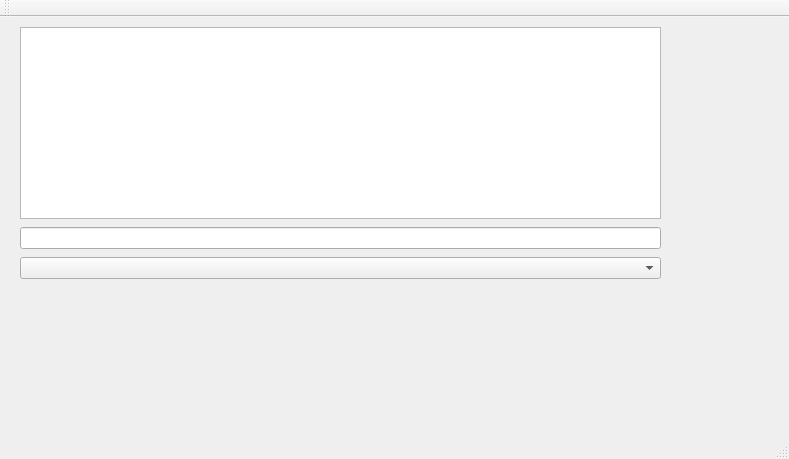
Above: WardenFort/WardenFort/wardenfort.ui from bibumu/WardenFort_Merge before the change. Below: the same form after it.
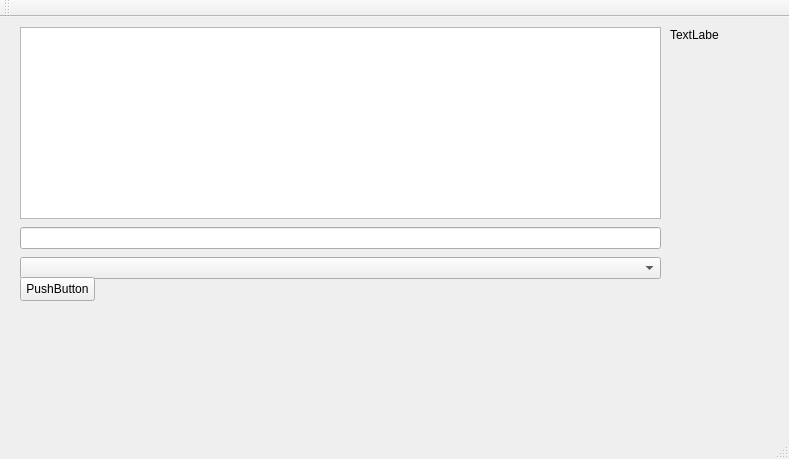
That is the form after the change.

```diff
--- a/WardenFort/WardenFort/wardenfort.ui
+++ b/WardenFort/WardenFort/wardenfort.ui
@@ -44,6 +44,32 @@
      </rect>
     </property>
    </widget>
+   <widget class="QLabel" name="label">
+    <property name="geometry">
+     <rect>
+      <x>670</x>
+      <y>10</y>
+      <width>49</width>
+      <height>16</height>
+     </rect>
+    </property>
+    <property name="text">
+     <string>TextLabel</string>
+    </property>
+   </widget>
+   <widget class="QPushButton" name="pushButton">
+    <property name="geometry">
+     <rect>
+      <x>20</x>
+      <y>260</y>
+      <width>75</width>
+      <height>24</height>
+     </rect>
+    </property>
+    <property name="text">
+     <string>PushButton</string>
+    </property>
+   </widget>
   </widget>
   <widget class="QMenuBar" name="menuBar">
    <property name="geometry">
```
